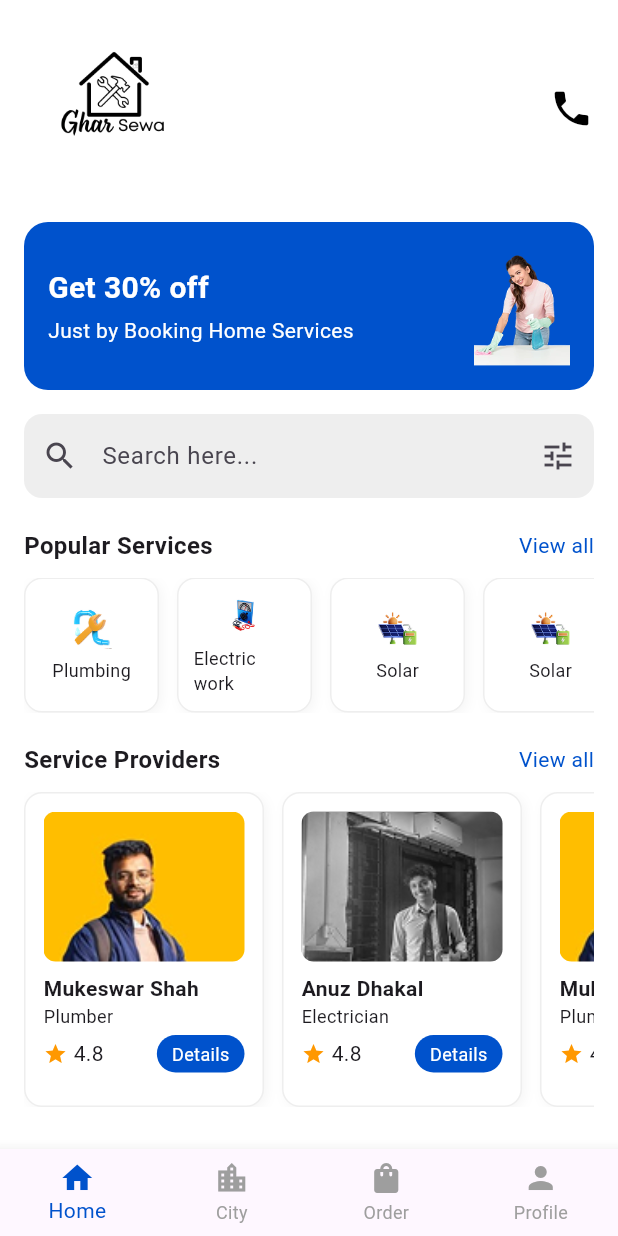
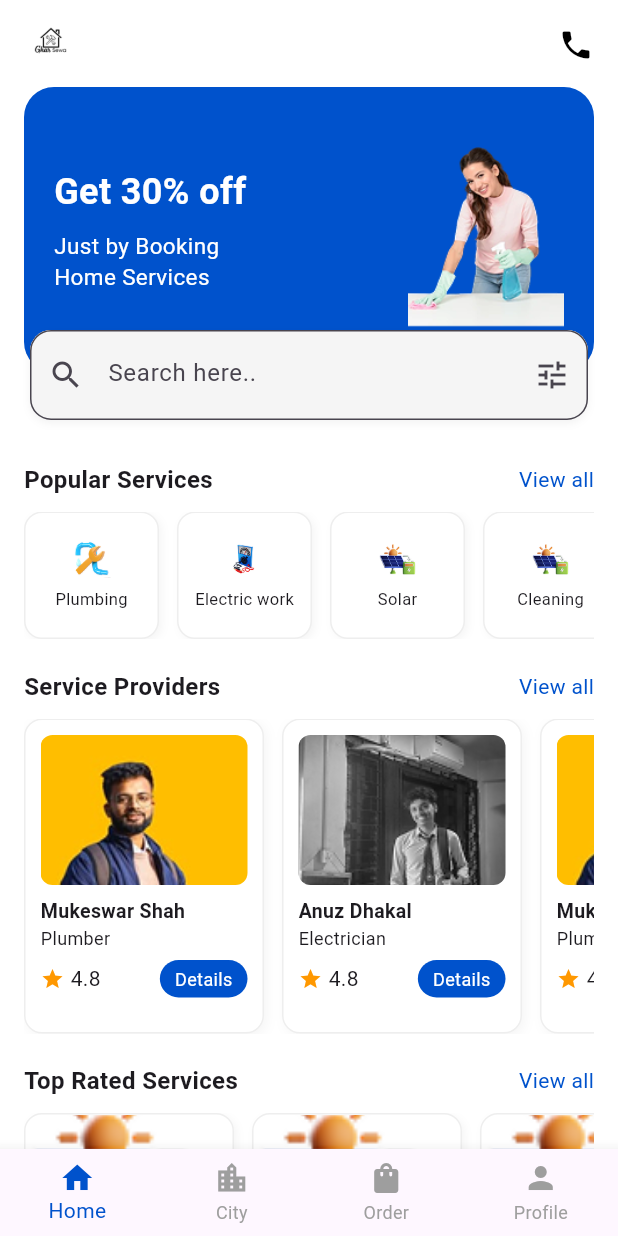
Before and after one commit to sangit-pokhrel/GharSewa, a Flutter app: the screen it shows after launch, after a tap on "Sign In", on a phone screen of 412 x 824 dp. Run offline on Flutter 3.47's test engine with Material 3 defaults, Android fonts, the phone set to English and light mode, and no system bars; our stand-ins replace motion_toast.

Commit message:
made some homepage sections and designs

```diff
--- a/lib/view/home_screen.dart
+++ b/lib/view/home_screen.dart
@@ -7,35 +7,35 @@ class HomeScreen extends StatelessWidget {
   @override
   Widget build(BuildContext context) {
     return Scaffold(
-      backgroundColor: Colors.white, // ✅ Remove black margins
+      backgroundColor: Colors.white,
       bottomNavigationBar: BottomNavBar(currentIndex: 0),
       body: SafeArea(
         child: SingleChildScrollView(
-          child: Padding(
-            padding: const EdgeInsets.symmetric(horizontal: 16, vertical: 12),
+          padding: const EdgeInsets.fromLTRB(16, 12, 16, 80),
           child: Column(
             crossAxisAlignment: CrossAxisAlignment.start,
             children: [
-                /// Header with Logo and Call Icon
               Row(
                 mainAxisAlignment: MainAxisAlignment.spaceBetween,
                 children: [
-                    Image.asset(
-                      'assets/logo/removed-blacklogo.png',
-                      height: 120,
-                    ),
-                    const Icon(Icons.phone, color: Colors.black, size: 30),
+                  Image.asset('assets/logo/removed-blacklogo.png', height: 36),
+                  const Icon(Icons.phone, size: 24, color: Colors.black),
                 ],
               ),
-                const SizedBox(height: 16),
-
-                /// Promotion Card
+              const SizedBox(height: 10),
+              Stack(
+                clipBehavior: Clip.none,
+                children: [
                   Container(
+                    width: double.infinity,
                     decoration: BoxDecoration(
                       color: const Color(0xFF0052CC),
-                    borderRadius: BorderRadius.circular(16),
+                      borderRadius: BorderRadius.circular(20),
                     ),
-                  padding: const EdgeInsets.all(16),
+                    padding: const EdgeInsets.symmetric(
+                      horizontal: 20,
+                      vertical: 30,
+                    ),
                     child: Row(
                       children: [
                         Expanded(
@@ -46,118 +46,185 @@ class HomeScreen extends StatelessWidget {
                                 "Get 30% off",
                                 style: TextStyle(
                                   color: Colors.white,
-                                fontSize: 20,
+                                  fontSize: 24,
                                   fontWeight: FontWeight.bold,
                                 ),
                               ),
-                            SizedBox(height: 4),
+                              SizedBox(height: 8),
                               Text(
                                 "Just by Booking Home Services",
-                              style: TextStyle(color: Colors.white),
+                                style: TextStyle(
+                                  color: Colors.white,
+                                  fontSize: 15,
+                                ),
                               ),
                             ],
                           ),
                         ),
-                      Image.asset('assets/images/home1.png', height: 80),
+                        const SizedBox(width: 100),
+                        Image.asset('assets/images/home1.png', height: 130),
                       ],
                     ),
                   ),
-                const SizedBox(height: 16),
-
-                /// Search Box
-                TextField(
+                  Positioned(
+                    bottom: -32,
+                    left: 0,
+                    right: 0,
+                    child: Container(
+                      height: 60,
+                      margin: const EdgeInsets.symmetric(horizontal: 4),
+                      decoration: BoxDecoration(
+                        color: Colors.white,
+                        borderRadius: BorderRadius.circular(14),
+                        boxShadow: [
+                          BoxShadow(
+                            color: Colors.black.withOpacity(0.05),
+                            blurRadius: 4,
+                            offset: const Offset(0, 2),
+                          ),
+                        ],
+                      ),
+                      child: TextField(
                         decoration: InputDecoration(
-                    hintText: 'Search here...',
+                          hintText: 'Search here..',
+                          focusColor: Colors.blue,
                           prefixIcon: const Icon(Icons.search),
                           suffixIcon: const Icon(Icons.tune),
+                          border: OutlineInputBorder(
+                            borderRadius: BorderRadius.circular(14),
+                            borderSide: const BorderSide(
+                              color: Colors.lime,
+                              width: 1.5,
+                            ),
+                          ),
+                          contentPadding: const EdgeInsets.only(top: 40),
                           filled: true,
-                    fillColor: Colors.grey[200],
-                    border: OutlineInputBorder(
-                      borderRadius: BorderRadius.circular(12),
-                      borderSide: BorderSide.none,
+                          fillColor: Colors.grey[100],
                         ),
                       ),
                     ),
-                const SizedBox(height: 20),
-
-                /// Popular Services
+                  ),
+                ],
+              ),
+              const SizedBox(height: 60),
               _buildSectionHeader("Popular Services"),
               const SizedBox(height: 10),
               SizedBox(
-                  height: 90,
+                height: 85,
                 child: ListView(
                   scrollDirection: Axis.horizontal,
                   children: [
-                      _buildServiceCard('Plumbing', 'assets/icons/Plumber.png'),
+                    _buildServiceCard("Plumbing", "assets/icons/Plumber.png"),
                     _buildServiceCard(
-                        'Electric work',
-                        'assets/icons/Multimeter.png',
+                      "Electric work",
+                      "assets/icons/Multimeter.png",
                     ),
-                      _buildServiceCard('Solar', 'assets/icons/Solar.png'),
-                      _buildServiceCard('Solar', 'assets/icons/Solar.png'),
-                      _buildServiceCard('Solar', 'assets/icons/Solar.png'),
-                      _buildServiceCard('Solar', 'assets/icons/Solar.png'),
+                    _buildServiceCard("Solar", "assets/icons/Solar.png"),
+                    _buildServiceCard("Cleaning", "assets/icons/Solar.png"),
+                    _buildServiceCard("AC Repair", "assets/icons/Solar.png"),
                   ],
                 ),
               ),
               const SizedBox(height: 20),
-
-                /// Service Providers
               _buildSectionHeader("Service Providers"),
               const SizedBox(height: 10),
               SizedBox(
                 height: 210,
                 child: ListView(
                   scrollDirection: Axis.horizontal,
+                  children: List.generate(6, (index) {
+                    bool isEven = index % 2 == 0;
+                    return _buildProviderCard(
+                      isEven ? "Mukeswar Shah" : "Anuz Dhakal",
+                      isEven ? "Plumber" : "Electrician",
+                      isEven
+                          ? "assets/images/mukesh.png"
+                          : "assets/images/anuz.png",
+                      isGray: !isEven,
+                      rating: "4.8",
+                    );
+                  }),
+                ),
+              ),
+              const SizedBox(height: 20),
+              _buildSectionHeader("Top Rated Services"),
+              const SizedBox(height: 10),
+              SizedBox(
+                height: 120,
+                child: ListView(
+                  scrollDirection: Axis.horizontal,
                   children: [
-                      _buildProviderCard(
-                        "Mukeswar Shah",
-                        "Plumber",
-                        "assets/images/mukesh.png",
+                    _buildImageServiceCard(
+                      "AC Repair",
+                      "assets/images/Solar.png",
+                      "4.9",
                     ),
-                      _buildProviderCard(
-                        "Anuz Dhakal",
-                        "Electrician",
-                        "assets/images/anuz.png",
-                        isGray: true,
+                    _buildImageServiceCard(
+                      "Cleaning",
+                      "assets/images/Solar.png",
+                      "4.8",
                     ),
-                      _buildProviderCard(
-                        "Mukeswar Shah",
-                        "Plumber",
-                        "assets/images/mukesh.png",
-                      ),
-                      _buildProviderCard(
-                        "Anuz Dhakal",
-                        "Electrician",
-                        "assets/images/anuz.png",
-                        isGray: true,
+                    _buildImageServiceCard(
+                      "Carpentry",
+                      "assets/images/Solar.png",
+                      "4.7",
                     ),
                   ],
                 ),
               ),
+              const SizedBox(height: 20),
+              _buildSectionHeader("Trending Now"),
+              const SizedBox(height: 10),
+              _buildTrendingBanner("assets/images/Solar.png"),
+              const SizedBox(height: 12),
+              _buildTrendingBanner("assets/images/Solar.png"),
+              const SizedBox(height: 20),
+              _buildSectionHeader("Our Achievements"),
+              const SizedBox(height: 10),
+              Row(
+                mainAxisAlignment: MainAxisAlignment.spaceAround,
+                children: const [
+                  _StatBlock(label: "Users", value: "10K+"),
+                  _StatBlock(label: "Bookings", value: "50K+"),
+                  _StatBlock(label: "Satisfaction", value: "98%"),
                 ],
               ),
+              const SizedBox(height: 20),
+              _buildSectionHeader("About Us"),
+              const SizedBox(height: 10),
+              Container(
+                padding: const EdgeInsets.all(14),
+                width: double.infinity,
+                decoration: BoxDecoration(
+                  color: Colors.grey[100],
+                  borderRadius: BorderRadius.circular(12),
+                ),
+                child: const Text(
+                  "We are a trusted platform providing quick, affordable, and reliable home services across Nepal. From plumbing to AC repair, our verified professionals ensure top-notch customer satisfaction.",
+                  style: TextStyle(fontSize: 13),
+                ),
+              ),
+              const SizedBox(height: 60),
+            ],
           ),
         ),
       ),
     );
   }
 
-  /// Section Title and View All
   Widget _buildSectionHeader(String title) {
     return Row(
       mainAxisAlignment: MainAxisAlignment.spaceBetween,
       children: [
         Text(
           title,
-          style: const TextStyle(fontWeight: FontWeight.bold, fontSize: 16),
+          style: const TextStyle(fontSize: 16, fontWeight: FontWeight.bold),
         ),
         const Text("View all", style: TextStyle(color: Color(0xFF0052CC))),
       ],
     );
   }
 
-  /// Popular Service Card
   Widget _buildServiceCard(String title, String iconPath) {
     return Container(
       width: 90,
@@ -170,7 +237,7 @@ class HomeScreen extends StatelessWidget {
         boxShadow: [
           BoxShadow(
             color: Colors.grey.withOpacity(0.1),
-            blurRadius: 6,
+            blurRadius: 4,
             offset: const Offset(2, 2),
           ),
         ],
@@ -178,25 +245,25 @@ class HomeScreen extends StatelessWidget {
       child: Column(
         mainAxisAlignment: MainAxisAlignment.center,
         children: [
-          Image.asset(iconPath, height: 28),
+          Image.asset(iconPath, height: 26),
           const SizedBox(height: 6),
-          Text(title, style: const TextStyle(fontSize: 12)),
+          Text(title, style: const TextStyle(fontSize: 11)),
         ],
       ),
     );
   }
 
-  /// Service Provider Card
   Widget _buildProviderCard(
     String name,
     String role,
     String imagePath, {
     bool isGray = false,
+    String rating = "4.8",
   }) {
     return Container(
       width: 160,
       margin: const EdgeInsets.only(right: 12),
-      padding: const EdgeInsets.all(12),
+      padding: const EdgeInsets.all(10),
       decoration: BoxDecoration(
         color: Colors.white,
         borderRadius: BorderRadius.circular(12),
@@ -234,14 +301,17 @@ class HomeScreen extends StatelessWidget {
             ),
           ),
           const SizedBox(height: 8),
-          Text(name, style: const TextStyle(fontWeight: FontWeight.bold)),
+          Text(
+            name,
+            style: const TextStyle(fontWeight: FontWeight.bold, fontSize: 13),
+          ),
           Text(role, style: const TextStyle(fontSize: 12)),
-          const SizedBox(height: 4),
+          const SizedBox(height: 6),
           Row(
             children: [
               const Icon(Icons.star, color: Colors.orange, size: 16),
               const SizedBox(width: 4),
-              const Text("4.8"),
+              Text(rating),
               const Spacer(),
               Container(
                 decoration: BoxDecoration(
@@ -263,4 +333,87 @@ class HomeScreen extends StatelessWidget {
       ),
     );
   }
+
+  Widget _buildImageServiceCard(String title, String img, String rating) {
+    return Container(
+      width: 140,
+      margin: const EdgeInsets.only(right: 12),
+      decoration: BoxDecoration(
+        color: Colors.white,
+        borderRadius: BorderRadius.circular(12),
+        border: Border.all(color: Colors.grey.shade200),
+        boxShadow: [
+          BoxShadow(
+            color: Colors.grey.withOpacity(0.1),
+            blurRadius: 4,
+            offset: const Offset(2, 2),
+          ),
+        ],
+      ),
+      child: Column(
+        crossAxisAlignment: CrossAxisAlignment.start,
+        children: [
+          ClipRRect(
+            borderRadius: const BorderRadius.only(
+              topLeft: Radius.circular(12),
+              topRight: Radius.circular(12),
+            ),
+            child: Image.asset(
+              img,
+              height: 70,
+              width: double.infinity,
+              fit: BoxFit.cover,
+            ),
+          ),
+          Padding(
+            padding: const EdgeInsets.all(8),
+            child: Row(
+              children: [
+                Expanded(
+                  child: Text(
+                    title,
+                    style: const TextStyle(
+                      fontSize: 13,
+                      fontWeight: FontWeight.bold,
+                    ),
+                  ),
+                ),
+                const Icon(Icons.star, size: 14, color: Colors.orange),
+                Text(rating, style: const TextStyle(fontSize: 12)),
+              ],
+            ),
+          ),
+        ],
+      ),
+    );
   }
+
+  Widget _buildTrendingBanner(String path) {
+    return Container(
+      height: 120,
+      decoration: BoxDecoration(
+        borderRadius: BorderRadius.circular(12),
+        image: DecorationImage(image: AssetImage(path), fit: BoxFit.cover),
+      ),
+    );
+  }
+}
+
+class _StatBlock extends StatelessWidget {
+  final String label;
+  final String value;
+  const _StatBlock({required this.label, required this.value});
+  @override
+  Widget build(BuildContext context) {
+    return Column(
+      children: [
+        Text(
+          value,
+          style: const TextStyle(fontSize: 20, fontWeight: FontWeight.bold),
+        ),
+        const SizedBox(height: 4),
+        Text(label, style: const TextStyle(fontSize: 12, color: Colors.grey)),
+      ],
+    );
+  }
+}
--- a/lib/view/signup_screen.dart
+++ b/lib/view/signup_screen.dart
@@ -57,7 +57,7 @@ class _SignupScreenState extends State<SignupScreen> {
 
         MotionToast(
           primaryColor: Colors.black87, // background color
-          backgroundType: BackgroundType.solid, // disables blur/gradient
+
           icon: null, // removes icon
           title: const Text(
             "Success",
@@ -78,8 +78,7 @@ class _SignupScreenState extends State<SignupScreen> {
           animationDuration: const Duration(milliseconds: 400),
           toastDuration: const Duration(seconds: 2),
           borderRadius: 8,
-          displayBorder: false, // no outline
-          padding: const EdgeInsets.symmetric(horizontal: 16, vertical: 8),
+          displayBorder: false,
         ).show(context);
       } else {
         FocusScope.of(context).unfocus();
```
Also changed, not shown: assets/images/Solar.png (added), lib/navbar_screens/city_screen.dart (added), lib/navbar_screens/order_screen.dart (added), lib/navbar_screens/profile_screen.dart (added), lib/navbar_screens/search_screen.dart (added). Lines whose indentation alone changed are shown as unchanged.
